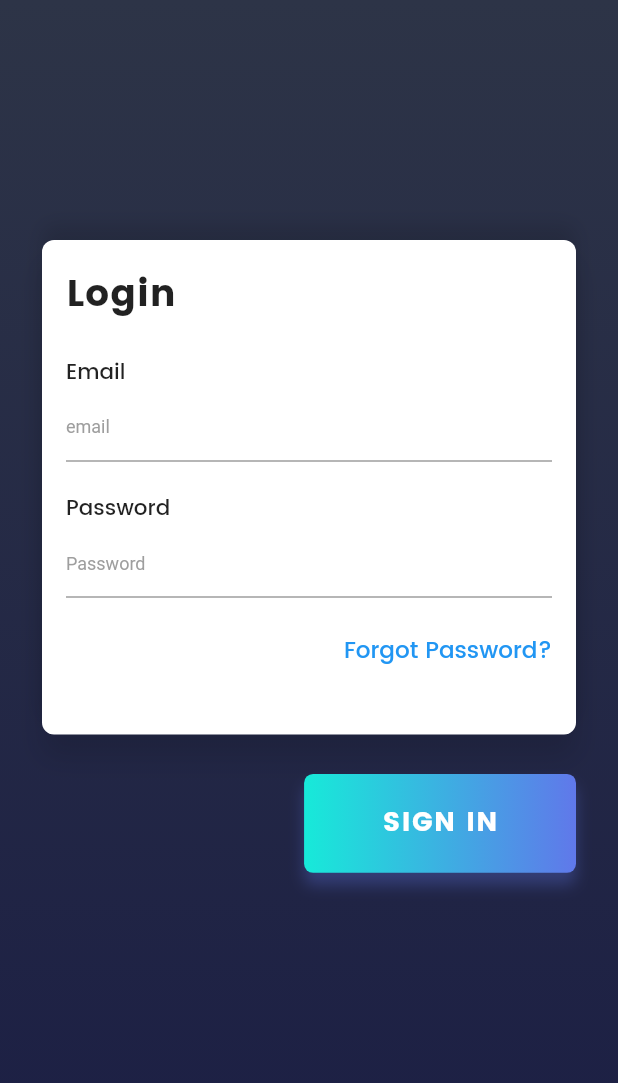
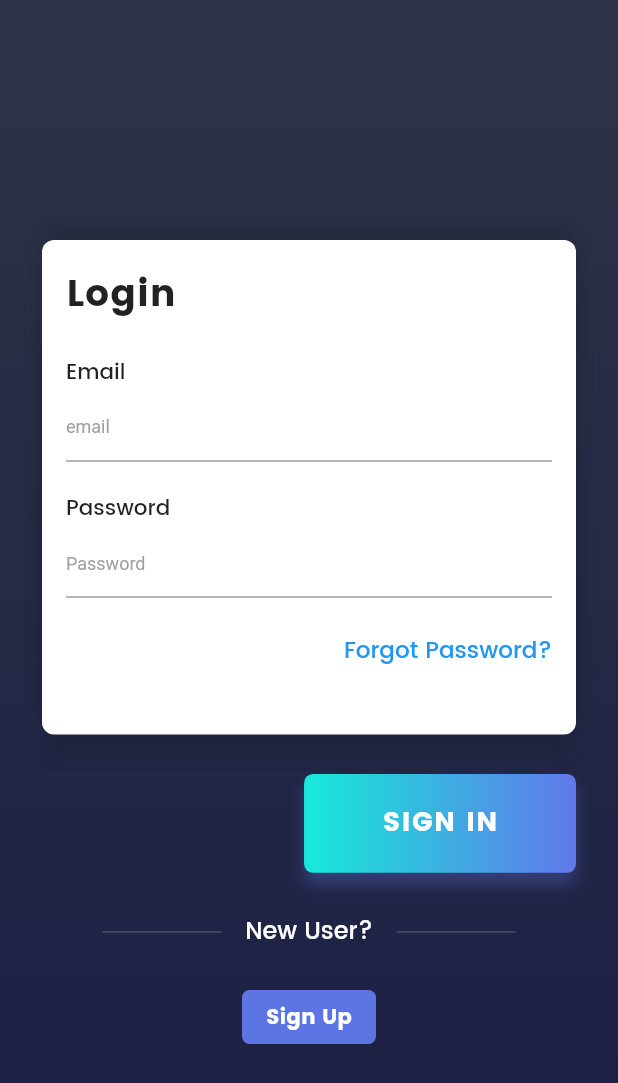
Before and after one commit to TunNandaAung/flutter-checklist, a Flutter app: the screen it shows after launch, on a phone screen of 412 x 824 dp. Shown: the top 1083 px of the screen. Run offline on Flutter 3.47's test engine with Material 2 defaults, Android fonts, the light colour scheme and no system bars; our stand-ins replace firebase_auth, flutter_screenutil; accounts and stored records are empty.

Commit message:
Add SignUp UI

```diff
--- a/lib/main.dart
+++ b/lib/main.dart
@@ -2,6 +2,8 @@ import 'package:firebase_integrations/home.dart';
 import 'package:flutter/material.dart';
 import 'package:flutter_screenutil/flutter_screenutil.dart';
 import 'package:firebase_auth/firebase_auth.dart';
+
+import 'modal.dart';
 
 void main() => runApp(MyApp());
 
@@ -26,6 +28,7 @@ class LoginPage extends StatefulWidget {
 class _LoginPageState extends State<LoginPage> {
   String _email, _password;
   final GlobalKey<FormState> _formKey = GlobalKey<FormState>();
+  Modal modal = new Modal();
 
   @override
   Widget build(BuildContext context) {
@@ -44,6 +47,7 @@ class _LoginPageState extends State<LoginPage> {
               end: Alignment.topCenter,
               tileMode: TileMode.clamp)),
       child: Scaffold(
+          resizeToAvoidBottomInset: true,
           backgroundColor: Colors.transparent,
           body: SingleChildScrollView(
             child: Padding(
@@ -89,6 +93,41 @@ class _LoginPageState extends State<LoginPage> {
                         ),
                       )
                     ],
+                  ),
+                  SizedBox(
+                    height: ScreenUtil.getInstance().setHeight(40.0),
+                  ),
+                  Row(
+                    mainAxisAlignment: MainAxisAlignment.center,
+                    children: <Widget>[
+                      horizontalLine(),
+                      Text(
+                        'New User?',
+                        style: TextStyle(
+                            fontSize: 16.0,
+                            fontFamily: 'Poppins-Medium',
+                            color: Colors.white),
+                      ),
+                      horizontalLine(),
+                    ],
+                  ),
+                  SizedBox(height: ScreenUtil.getInstance().setHeight(30)),
+                  Row(
+                    mainAxisAlignment: MainAxisAlignment.center,
+                    children: <Widget>[
+                      FlatButton(
+                        onPressed: () {
+                          modal.mainBottomSheet(context);
+                        },
+                        color: Color(0xFF5d74e3),
+                        shape: RoundedRectangleBorder(
+                            borderRadius: BorderRadius.circular(5.0)),
+                        child: Text('Sign Up',
+                            style: TextStyle(
+                                fontFamily: 'Poppins-Bold',
+                                color: Colors.white)),
+                      ),
+                    ],
                   )
                 ],
               ),
@@ -96,6 +135,14 @@ class _LoginPageState extends State<LoginPage> {
           )),
     );
   }
+
+  Widget horizontalLine() => Padding(
+      padding: EdgeInsets.symmetric(horizontal: 16.0),
+      child: Container(
+        width: ScreenUtil.getInstance().setHeight(120),
+        height: 1.0,
+        color: Colors.white30.withOpacity(.2),
+      ));
 
   Container buildFormCard() {
     return Container(
```
Also changed, not shown: lib/modal.dart (added, +120 -0 lines).
